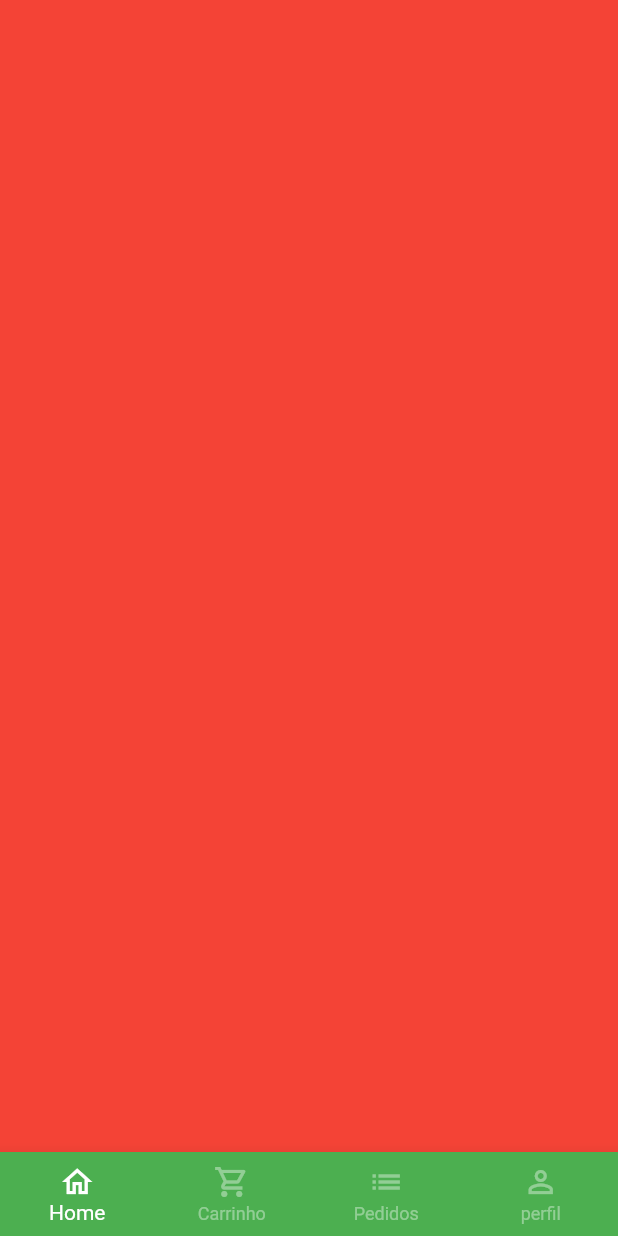
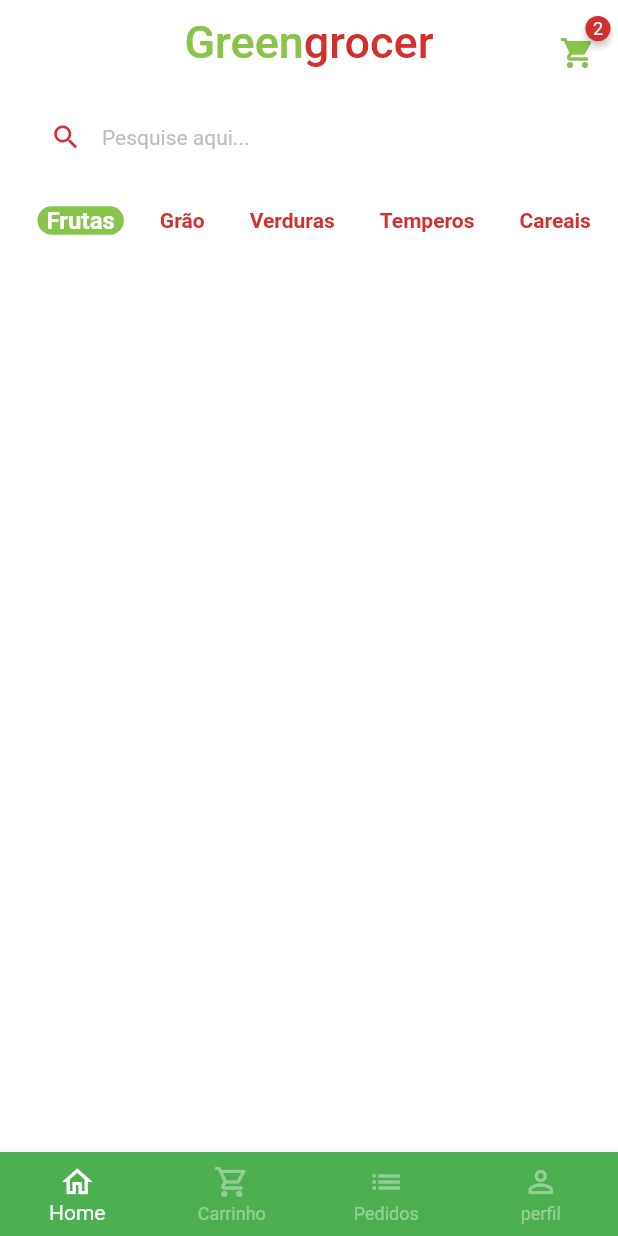
Before and after one commit to guireino/Green-grocer, a Flutter app: the screen it shows after launch, after a tap on "Entrar", on a phone screen of 412 x 824 dp. Run offline on Flutter 3.47's test engine with Material 2 defaults, Android fonts, the phone set to English and light mode, and no system bars; drawn by our look-alikes of badges; our stand-ins replace animated_text_kit, mask_text_input_formatter.

Commit message:
add os arquivos e updates do projeto 02/06/23

```diff
--- a/lib/main.dart
+++ b/lib/main.dart
@@ -15,6 +15,7 @@ class MyApp extends StatelessWidget {
       title: 'Flutter Demo',
       theme: ThemeData(
         primarySwatch: Colors.green,
+        scaffoldBackgroundColor: Colors.white.withAlpha(190),
       ),
       debugShowCheckedModeBanner: false,
       home: const SignInScreen(),
--- a/lib/src/auth/sign_in_screen.dart
+++ b/lib/src/auth/sign_in_screen.dart
@@ -116,7 +116,7 @@ class SignInScreen extends StatelessWidget {
                           Navigator.of(context).pushReplacement(
                             MaterialPageRoute(
                               builder: (c) {
-                                return BaseScreen();
+                                return const BaseScreen();
                               },
                             ),
                           );
--- a/lib/src/base/base_screen.dart
+++ b/lib/src/base/base_screen.dart
@@ -1,7 +1,8 @@
 import 'package:flutter/material.dart';
+import 'package:greengrocer/src/home/home_tab.dart';
 
 class BaseScreen extends StatefulWidget {
-  BaseScreen({Key? key}) : super(key: key);
+  const BaseScreen({Key? key}) : super(key: key);
 
   @override
   State<BaseScreen> createState() => _BaseScreenState();
@@ -17,9 +18,11 @@ class _BaseScreenState extends State<BaseScreen> {
   Widget build(BuildContext context) {
     return Scaffold(
       body: PageView(
+        physics: const NeverScrollableScrollPhysics(),
         controller: pageController,
         children: [
-          Container(color: Colors.red),
+          //Container(color: Colors.red),
+          HomeTab(),
           Container(color: Colors.yellow),
           Container(color: Colors.blue),
           Container(color: Colors.purple),
--- /dev/null
+++ b/lib/src/home/components/category_tile.dart
@@ -0,0 +1,44 @@
+import 'package:flutter/material.dart';
+
+import '../../config/custom_colors.dart';
+
+class CategoryTile extends StatelessWidget {
+  const CategoryTile({
+    Key? key,
+    required this.category,
+    required this.isSelected,
+    required this.onPressed,
+  }) : super(key: key);
+
+  final String category;
+  final bool isSelected;
+  final VoidCallback onPressed;
+
+  @override
+  Widget build(BuildContext context) {
+    return GestureDetector(
+      onTap: onPressed,
+      child: Align(
+        alignment: Alignment.center,
+        child: Container(
+          padding: const EdgeInsets.symmetric(horizontal: 6),
+          decoration: BoxDecoration(
+            borderRadius: BorderRadius.circular(10),
+            color: isSelected
+                ? CustomColors.customSwatchColor
+                : Colors.transparent,
+          ),
+          child: Text(
+            category,
+            style: TextStyle(
+                color: isSelected
+                    ? Colors.white
+                    : CustomColors.customContrastColor,
+                fontWeight: FontWeight.bold,
+                fontSize: isSelected ? 16 : 14),
+          ),
+        ),
+      ),
+    );
+  }
+}
--- /dev/null
+++ b/lib/src/home/home_tab.dart
@@ -0,0 +1,134 @@
+import 'package:badges/badges.dart';
+import 'package:flutter/material.dart';
+import 'package:greengrocer/src/config/custom_colors.dart';
+
+import 'components/category_tile.dart';
+
+class HomeTab extends StatefulWidget {
+  HomeTab({Key? key}) : super(key: key);
+
+  @override
+  State<HomeTab> createState() => _HomeTabState();
+}
+
+class _HomeTabState extends State<HomeTab> {
+  List<String> categories = [
+    'Frutas',
+    'Grão',
+    'Verduras',
+    'Temperos',
+    'Careais',
+  ];
+
+  String selectedCategory = 'Frutas';
+
+  @override
+  Widget build(BuildContext context) {
+    return Scaffold(
+      // App bar
+      appBar: AppBar(
+        backgroundColor: Colors.transparent,
+        elevation: 0,
+        centerTitle: true,
+        title: Text.rich(
+          TextSpan(
+            style: const TextStyle(
+              fontSize: 30,
+            ),
+            children: [
+              TextSpan(
+                  text: 'Green',
+                  style: TextStyle(
+                    color: CustomColors.customSwatchColor,
+                  )),
+              TextSpan(
+                  text: 'grocer',
+                  style: TextStyle(
+                    color: CustomColors.customContrastColor,
+                  )),
+            ],
+          ),
+        ),
+        actions: [
+          Padding(
+            padding: const EdgeInsets.only(
+              top: 15,
+              right: 15,
+            ),
+            child: GestureDetector(
+              onTap: () {},
+              child: Badge(
+                badgeColor: CustomColors.customContrastColor,
+                badgeContent: const Text(
+                  '2',
+                  style: TextStyle(
+                    color: Colors.white,
+                    fontSize: 12,
+                  ),
+                ),
+                child: Icon(
+                  Icons.shopping_cart,
+                  color: CustomColors.customSwatchColor,
+                ),
+              ),
+            ),
+          )
+        ],
+      ),
+
+      body: Column(
+        children: [
+          // campo de pesquisa
+          Padding(
+            padding: const EdgeInsets.symmetric(horizontal: 20, vertical: 10),
+            child: TextFormField(
+              decoration: InputDecoration(
+                filled: true,
+                fillColor: Colors.white,
+                isDense: true,
+                hintText: 'Pesquise aqui...',
+                hintStyle: TextStyle(
+                  color: Colors.grey.shade400,
+                  fontSize: 14,
+                ),
+                prefixIcon: Icon(Icons.search,
+                    color: CustomColors.customContrastColor, size: 21),
+                border: OutlineInputBorder(
+                  borderRadius: BorderRadius.circular(60),
+                  borderSide: const BorderSide(
+                    width: 0,
+                    style: BorderStyle.none,
+                  ),
+                ),
+              ),
+            ),
+          ),
+
+          // categorias
+          Container(
+            padding: const EdgeInsets.only(left: 25),
+            height: 40,
+            child: ListView.separated(
+              scrollDirection: Axis.horizontal,
+              itemBuilder: (_, index) {
+                return CategoryTile(
+                  onPressed: () {
+                    setState(() {
+                      selectedCategory = categories[index];
+                    });
+                  },
+                  category: categories[index],
+                  isSelected: categories[index] == selectedCategory,
+                );
+              },
+              separatorBuilder: (_, index) => const SizedBox(width: 18),
+              itemCount: categories.length,
+            ),
+          ),
+
+          // grid
+        ],
+      ),
+    );
+  }
+}
--- a/pubspec.yaml
+++ b/pubspec.yaml
@@ -33,6 +33,7 @@ dependencies:
 
   # The following adds the Cupertino Icons font to your application.
   # Use with the CupertinoIcons class for iOS style icons.
+  badges: ^2.0.1
   cupertino_icons: ^1.0.2
   animated_text_kit: ^4.2.1
   mask_text_input_formatter: ^2.4.0
```
Also changed, not shown: pubspec.lock.
